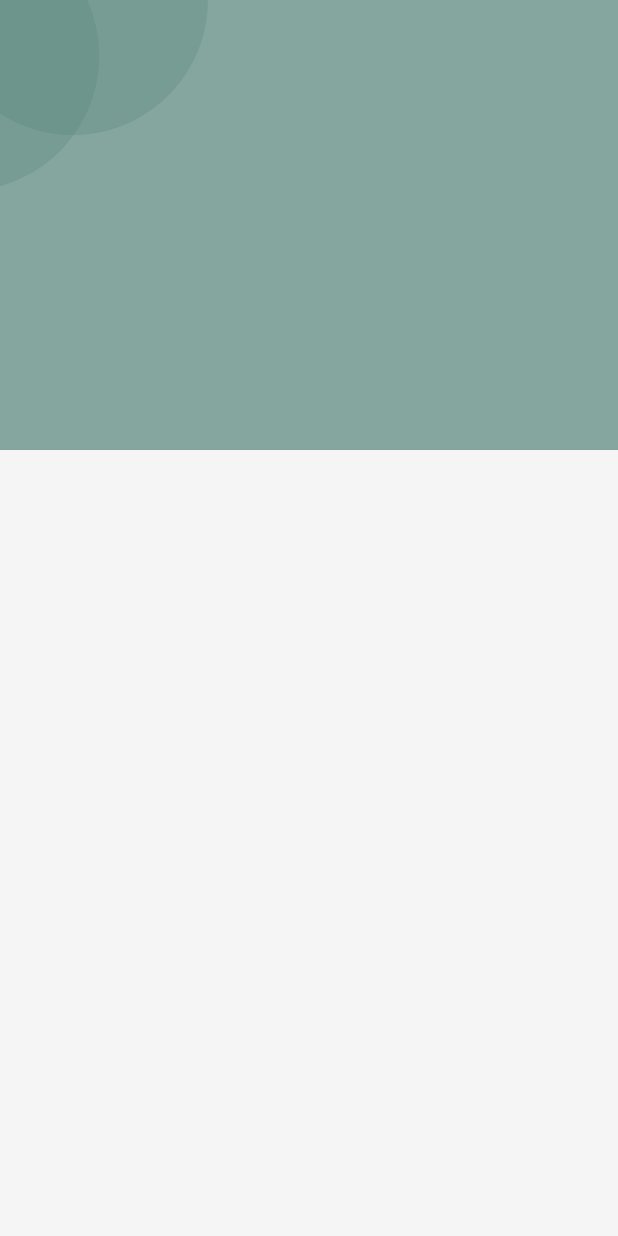
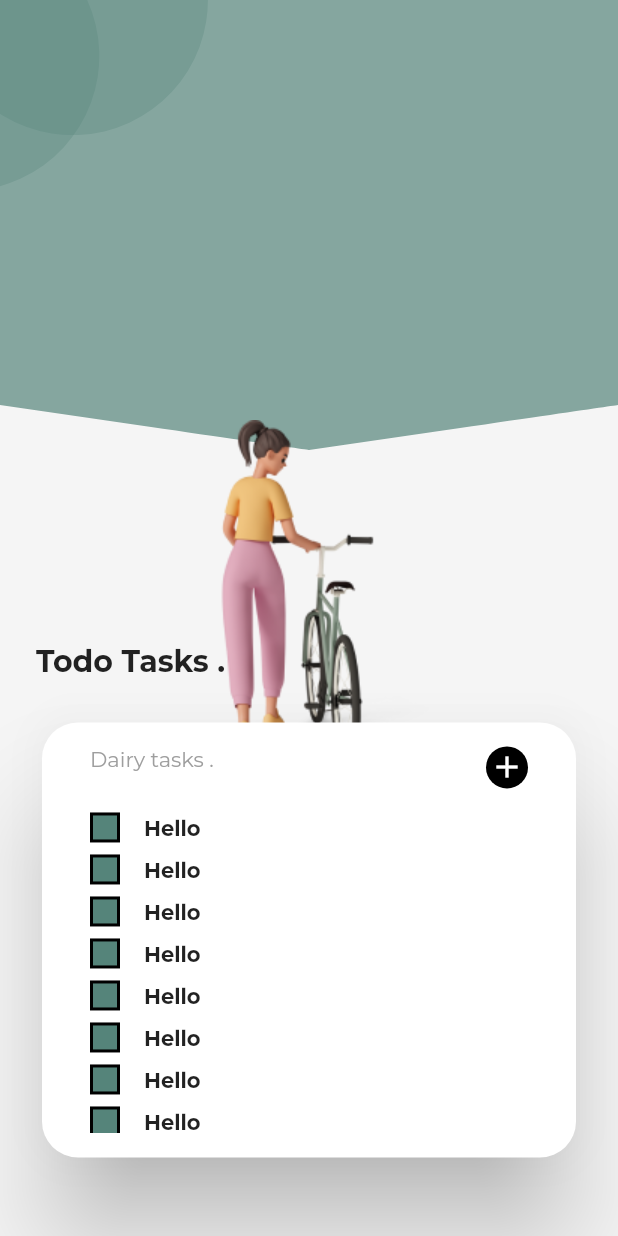
Before and after one commit to NourhanHamada/todo_app, a Flutter app: the screen it shows after launch, on a phone screen of 412 x 824 dp. Run offline on Flutter 3.47's test engine with Material 2 defaults, Android fonts, the phone set to English and light mode, and no system bars; our stand-ins replace bloc, flutter_screenutil, google_fonts.

Commit message:
home screen ui

```diff
--- a/lib/view/constant/assets.dart
+++ b/lib/view/constant/assets.dart
@@ -1,9 +1,8 @@
 // Logo
 
 // Images
-// const String splashImage = 'assets/images/splash.svg';
 const String splashImage = 'assets/images/splash.png';
-const String todoIll = 'assets/images/todo_ill.svg';
+const String todoIll = 'assets/images/todo_ill.png';
 
 // Icons
 const String arrowBack = 'assets/icons/arrow_back.svg';
--- a/lib/view/constant/colors.dart
+++ b/lib/view/constant/colors.dart
@@ -1,7 +1,10 @@
-import 'dart:ui';
+import 'package:flutter/material.dart';
 
 const Color mainColor = Color(0xff55847A);
 
 Color greenColor = const Color(0xff55847A).withOpacity(.7);
 Color lightGreenColor = const Color(0xff55847A).withOpacity(.3);
 const Color backgroundColor = Color(0xffF5F5F5);
+const Color whiteColor = Color(0xffFFFFFF);
+const Color blackColor = Color(0xff000000);
+const Color greyColor = Colors.grey;
--- /dev/null
+++ b/lib/view/core/custom_clip_path.dart
@@ -0,0 +1,34 @@
+import 'package:flutter/material.dart';
+
+class CustomClipperContainer extends CustomClipper<Path> {
+  @override
+  Path getClip(Size size) {
+    var path = Path();
+    path.lineTo(0, size.height - 30);
+    var firstStart = Offset(size.width / 2, size.height);
+    var firstEnd = Offset(size.width /2, size.height);
+    path.quadraticBezierTo(
+      firstStart.dx,
+      firstStart.dy,
+      firstEnd.dx,
+      firstEnd.dy,
+    );
+
+    var secondStart = Offset(size.width, size.height - 30);
+    var secondEnd = Offset(size.width, size.height - 30);
+    path.quadraticBezierTo(
+      secondStart.dx,
+      secondStart.dy,
+      secondEnd.dx,
+      secondEnd.dy,
+    );
+    path.lineTo(size.width, 0);
+    path.close();
+    return path;
+  }
+
+  @override
+  bool shouldReclip(covariant CustomClipper<Path> oldClipper) {
+    return false;
+  }
+}
--- a/lib/view/screens/home_screen.dart
+++ b/lib/view/screens/home_screen.dart
@@ -1,6 +1,9 @@
 import 'package:flutter/material.dart';
+import 'package:flutter_screenutil/flutter_screenutil.dart';
+import 'package:todo_app/view/constant/assets.dart';
 import 'package:todo_app/view/constant/colors.dart';
-import 'package:todo_app/view/core/scaffold_custom.dart';
+import 'package:todo_app/view/widgets/circle_decor.dart';
+import '../core/custom_clip_path.dart';
 
 class HomeScreen extends StatelessWidget {
   const HomeScreen({super.key});
@@ -9,16 +12,125 @@ class HomeScreen extends StatelessWidget {
   Widget build(BuildContext context) {
     return Scaffold(
       body: Column(
+        crossAxisAlignment: CrossAxisAlignment.start,
         children: [
-          Stack(
+          Expanded(
+            child: Stack(
               children: [
-              Container(
+                ClipPath(
+                  clipper: CustomClipperContainer(),
+                  child: Container(
                     color: greenColor,
                     width: double.infinity,
                     height: 300,
                   ),
+                ),
                 const CircleDecor(),
+                Transform.translate(
+                  offset: Offset(
+                    MediaQuery.sizeOf(context).width / 3.5,
+                    280,
+                  ),
+                  child: Image.asset(
+                    todoIll,
+                  ),
+                ),
               ],
+            ),
+          ),
+          Padding(
+            padding: const EdgeInsets.all(24.0),
+            child: Column(
+              crossAxisAlignment: CrossAxisAlignment.start,
+              children: [
+                const Text(
+                  'Todo Tasks .',
+                  style: TextStyle(
+                    fontSize: 20,
+                    fontWeight: FontWeight.bold,
+                  ),
+                ),
+                SizedBox(
+                  height: 24.h,
+                ),
+                Card(
+                  elevation: 30,
+                  shape: RoundedRectangleBorder(
+                      borderRadius: BorderRadius.circular(24)),
+                  child: Padding(
+                    padding: const EdgeInsets.symmetric(
+                        vertical: 16, horizontal: 32),
+                    child: Column(
+                      children: [
+                        Row(
+                          mainAxisAlignment: MainAxisAlignment.spaceBetween,
+                          crossAxisAlignment: CrossAxisAlignment.start,
+                          children: [
+                            const Text(
+                              'Dairy tasks .',
+                              style: TextStyle(
+                                color: greyColor,
+                              ),
+                            ),
+                            Container(
+                              decoration: const BoxDecoration(
+                                shape: BoxShape.circle,
+                                color: blackColor,
+                              ),
+                              child: const Padding(
+                                padding: EdgeInsets.all(2.0),
+                                child: Icon(
+                                  Icons.add,
+                                  color: whiteColor,
+                                ),
+                              ),
+                            ),
+                          ],
+                        ),
+                        SizedBox(
+                          height: 230,
+                          child: ListView.builder(
+                            padding: const EdgeInsets.only(top: 16),
+                              itemCount: 100,
+                              itemBuilder: (BuildContext context, int index) {
+                                return Padding(
+                                  padding: const EdgeInsets.only(bottom: 8),
+                                  child: Row(
+                                    children: [
+                                     Container(
+                                       width: 20,
+                                       height: 20,
+                                       decoration: BoxDecoration(
+                                         border: Border.all(
+                                           color: blackColor,
+                                           width: 2
+                                         ),
+                                         color: mainColor
+                                       ),
+                                     ),
+                                      const SizedBox(
+                                        width: 16,
+                                      ),
+                                      const Text(
+                                        'Hello',
+                                        style: TextStyle(
+                                          fontWeight: FontWeight.bold,
+                                        ),
+                                      ),
+                                    ],
+                                  ),
+                                );
+                              }),
+                        ),
+                      ],
+                    ),
+                  ),
+                ),
+                SizedBox(
+                  height: 24.h,
+                ),
+              ],
+            ),
           ),
         ],
       ),
--- a/lib/view/screens/splash_screens.dart
+++ b/lib/view/screens/splash_screens.dart
@@ -2,7 +2,7 @@ import 'package:flutter/material.dart';
 import 'package:flutter_screenutil/flutter_screenutil.dart';
 import 'package:todo_app/view/constant/assets.dart';
 import 'package:todo_app/view/constant/extension.dart';
-import 'package:todo_app/view/core/scaffold_custom.dart';
+import 'package:todo_app/view/widgets/circle_decor.dart';
 import 'package:todo_app/view/screens/home_screen.dart';
 import '../widgets/main_button.dart';
 
```
Also changed, not shown: assets/images/todo_ill.png (added), lib/view/widgets/circle_decor.dart (renamed from lib/view/core/scaffold_custom.dart). Lines whose indentation alone changed are shown as unchanged.
